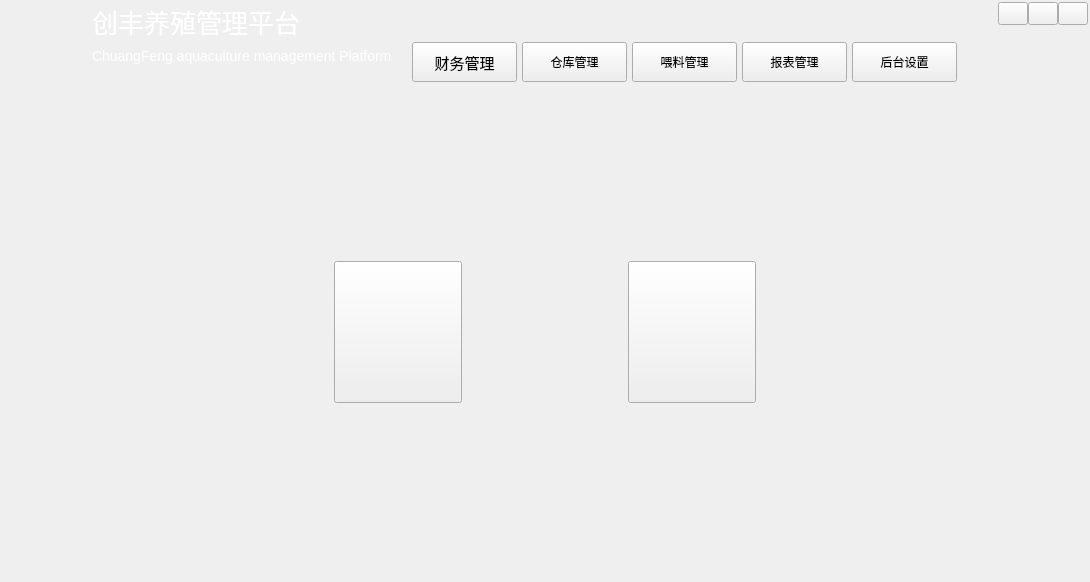
The window that ChuangfengDesktop/ChuangfengDesktop.ui (asdlei99/chuangfengdesktop) describes before a commit, drawn with Qt 5.
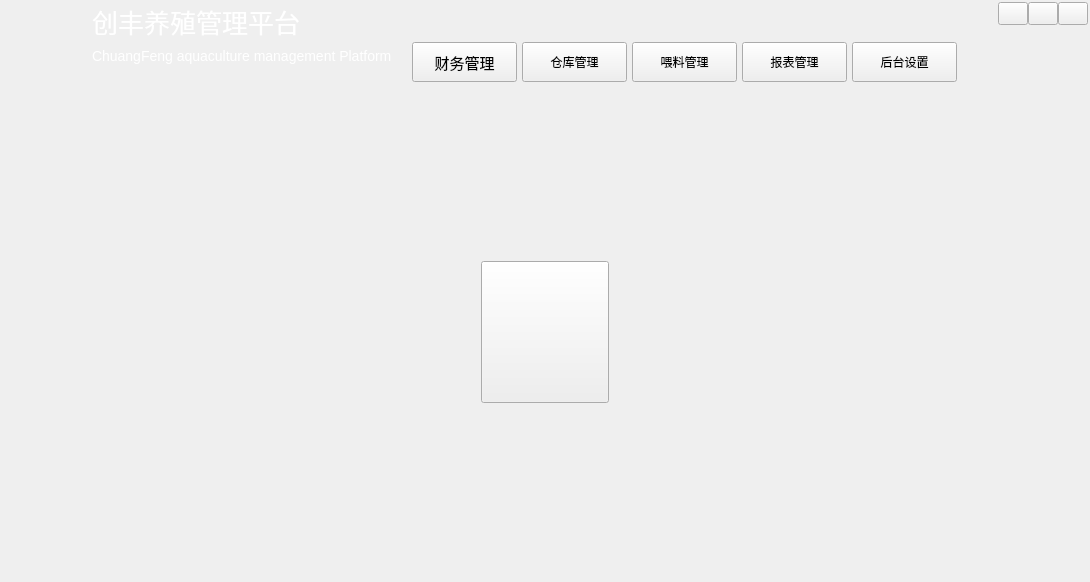
The same window after the commit. The open tabs and pages were chosen to show the change. Icons and pictures are not drawn. Custom widgets are drawn as their Qt base class.

```diff
--- a/ChuangfengDesktop/ChuangfengDesktop.ui
+++ b/ChuangfengDesktop/ChuangfengDesktop.ui
@@ -573,34 +573,8 @@
            </property>
           </widget>
          </item>
-         <item row="0" column="4">
-          <widget class="QPushButton" name="feedsum_btn">
-           <property name="minimumSize">
-            <size>
-             <width>128</width>
-             <height>142</height>
-            </size>
-           </property>
-           <property name="text">
-            <string/>
-           </property>
-          </widget>
-         </item>
-         <item row="0" column="5">
-          <spacer name="horizontalSpacer_21">
-           <property name="orientation">
-            <enum>Qt::Horizontal</enum>
-           </property>
-           <property name="sizeHint" stdset="0">
-            <size>
-             <width>40</width>
-             <height>20</height>
-            </size>
-           </property>
-          </spacer>
-         </item>
          <item row="0" column="3">
-          <spacer name="horizontalSpacer_17">
+          <spacer name="horizontalSpacer_21">
            <property name="orientation">
             <enum>Qt::Horizontal</enum>
            </property>
@@ -638,7 +612,7 @@
            </property>
           </spacer>
          </item>
-         <item row="0" column="6">
+         <item row="0" column="4">
           <spacer name="horizontalSpacer_19">
            <property name="orientation">
             <enum>Qt::Horizontal</enum>
```
